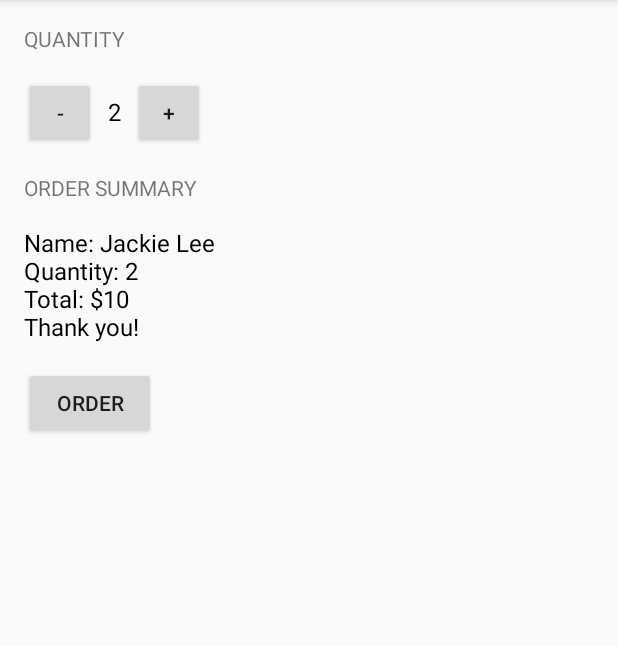
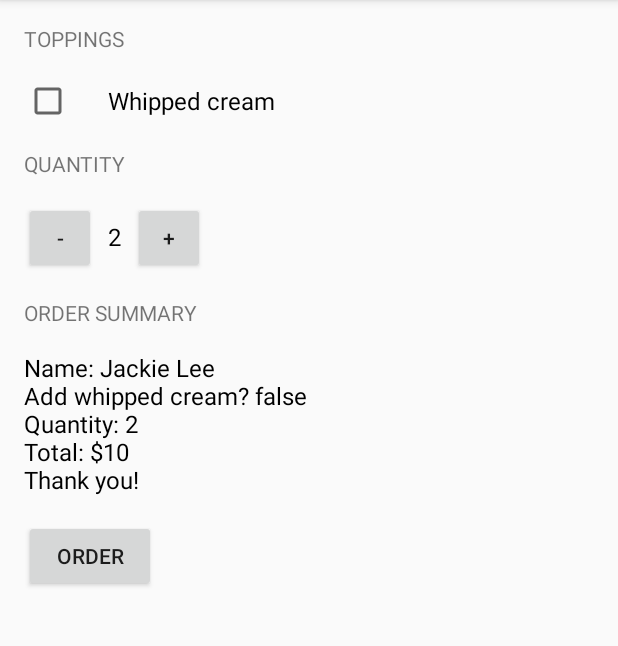
Before and after one commit to Eisweinjlee/Android-InputDesign-study, an Android app: the screen it shows after launch (MainActivity), after a tap on "ORDER", on a phone screen of 412 x 824 dp, the part 84-730 px from its top. Run offline under Robolectric (Android 15) with nearby library versions, the phone set to English and light mode, and no system bars.

Commit message:
add TOPPINGS with whipped cream ChechkBox!

```diff
--- a/app/src/main/java/com/example/android/justjavainput/MainActivity.java
+++ b/app/src/main/java/com/example/android/justjavainput/MainActivity.java
@@ -11,7 +11,9 @@ package com.example.android.justjavainput;
 
 import android.os.Bundle;
 import android.support.v7.app.AppCompatActivity;
+import android.util.Log;
 import android.view.View;
+import android.widget.CheckBox;
 import android.widget.TextView;
 
 import java.text.NumberFormat;
@@ -34,9 +36,10 @@ public class MainActivity extends AppCompatActivity {
      */
 
     public void submitOrder(View view) {
+        CheckBox whippedCreamCheckBox = (CheckBox) findViewById(R.id.whipped_cream_checkbox);
+        boolean hasWhippedCream = whippedCreamCheckBox.isChecked();
         int price = calculatePrice();
-        String priceMessage;
-        priceMessage = createOrderSummary(price);
+        String priceMessage = createOrderSummary(price, hasWhippedCream);
         displayMessage(priceMessage);
     }
 
@@ -53,8 +56,9 @@ public class MainActivity extends AppCompatActivity {
      * Create an order summary.
      */
 
-    private String createOrderSummary(int price) {
+    private String createOrderSummary(int price, boolean addWhippedCream) {
         String priceMessage = "Name: Jackie Lee";
+        priceMessage += "\nAdd whipped cream? "+ addWhippedCream;
         priceMessage += "\nQuantity: " + quantity;
         priceMessage += "\nTotal: $" + price;
         priceMessage += "\nThank you!";
@@ -89,7 +93,6 @@ public class MainActivity extends AppCompatActivity {
         quantityTextView.setText("" + numberOfCoffee);
     }
 
-
     /**
      * This method displays the given text on the screen.
      */
--- a/app/src/main/res/layout/activity_main.xml
+++ b/app/src/main/res/layout/activity_main.xml
@@ -10,6 +10,22 @@
     android:paddingRight="16dp"
     android:paddingBottom="16dp"
     tools:context=".MainActivity">
+
+    <TextView
+        android:layout_width="wrap_content"
+        android:layout_height="wrap_content"
+        android:text="Toppings"
+        android:textAllCaps="true" />
+
+    <CheckBox
+        android:id="@+id/whipped_cream_checkbox"
+        android:layout_width="wrap_content"
+        android:layout_height="wrap_content"
+        android:layout_marginTop="16dp"
+        android:layout_marginBottom="16dp"
+        android:paddingLeft="24dp"
+        android:text="Whipped cream"
+        android:textSize="16sp" />
 
     <TextView
         android:layout_width="wrap_content"
```
